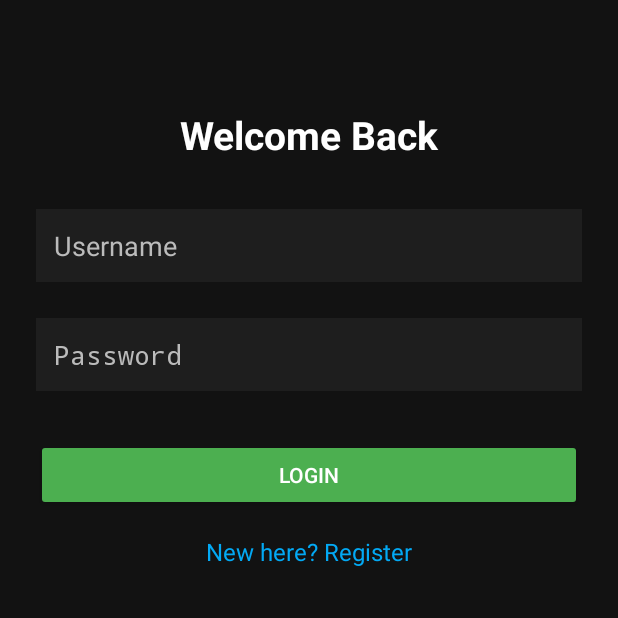
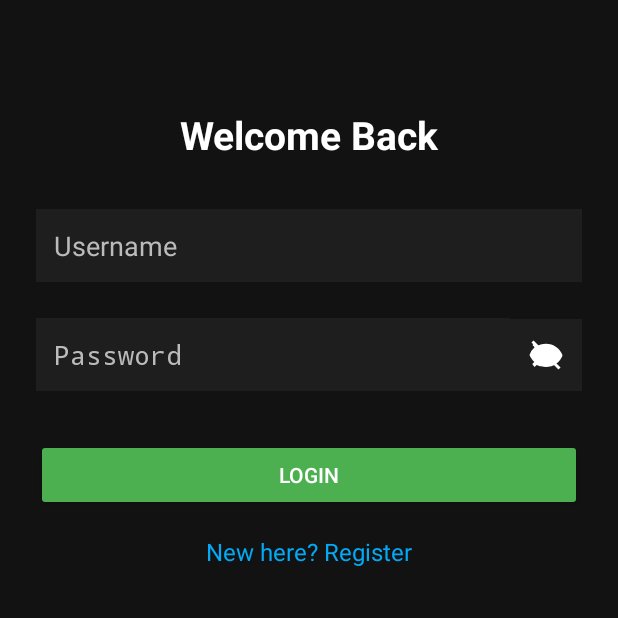
Before and after one commit to Riju-Saha/MoneySplit, an Android app built with Jetpack Compose: the screen it shows after launch (MainActivity), on a phone screen of 412 x 824 dp, the top half of it. Run offline under Robolectric (Android 15) with nearby library versions, the phone set to English and light mode, and no system bars.

Commit message:
Login ui improved

```diff
--- a/app/src/main/java/com/example/moneysplit/MainActivity.kt
+++ b/app/src/main/java/com/example/moneysplit/MainActivity.kt
@@ -2,12 +2,15 @@ package com.example.moneysplit
 
 import android.content.Intent
 import android.os.Bundle
+import android.text.InputType
 import android.util.Log
 import android.widget.Button
 import android.widget.EditText
 import android.widget.TextView
 import android.widget.Toast
 import androidx.activity.ComponentActivity
+import android.widget.ImageView
+
 
 class MainActivity : ComponentActivity() {
 
@@ -33,6 +36,23 @@ class MainActivity : ComponentActivity() {
             passwordInput = findViewById(R.id.passwordInput)
             loginButton = findViewById(R.id.loginButton)
             registerSwitch = findViewById(R.id.registerSwitch)
+
+            val passwordInput = findViewById<EditText>(R.id.passwordInput)
+            val passwordToggle = findViewById<ImageView>(R.id.passwordToggle)
+
+            var isPasswordVisible = false
+
+            passwordToggle.setOnClickListener {
+                isPasswordVisible = !isPasswordVisible
+                if (isPasswordVisible) {
+                    passwordInput.inputType = InputType.TYPE_TEXT_VARIATION_VISIBLE_PASSWORD
+                    passwordToggle.setImageResource(R.drawable.ic_eye_open) // eye open icon
+                } else {
+                    passwordInput.inputType = InputType.TYPE_CLASS_TEXT or InputType.TYPE_TEXT_VARIATION_PASSWORD
+                    passwordToggle.setImageResource(R.drawable.ic_eye_closed) // eye closed icon
+                }
+                passwordInput.setSelection(passwordInput.text.length)
+            }
 
             loginButton.setOnClickListener {
                 val username = usernameInput.text.toString().trim()
--- /dev/null
+++ b/app/src/main/res/drawable/ic_eye_closed.xml
@@ -0,0 +1,20 @@
+<?xml version="1.0" encoding="utf-8"?>
+<vector xmlns:android="http://schemas.android.com/apk/res/android"
+    android:width="24dp"
+    android:height="24dp"
+    android:viewportWidth="24"
+    android:viewportHeight="24">
+
+    <!-- Eye Shape -->
+    <path
+        android:fillColor="#FFFFFF"
+        android:pathData="M12 4.5C7 4.5 2.73 7.61 1 12c.74 1.79 1.85 3.36 3.24 4.61l-1.41 1.41L4.34 20l1.41-1.41A10.97 10.97 0 0 0 12 19.5c5 0 9.27-3.11 11-7.5a11.02 11.02 0 0 0-2.41-3.58L19 8.34A8.978 8.978 0 0 1 21 12c-1.5 3.57-5 6-9 6-1.72 0-3.32-.5-4.69-1.35l-1.41 1.41C7.62 19.5 9.72 20 12 20c5 0 9.27-3.11 11-7.5-1.73-4.39-6-7.5-11-7.5-2.28 0-4.38.5-6.17 1.41L4.34 4 3 5.34l1.41 1.41A10.97 10.97 0 0 0 1 12c.73 1.79 1.85 3.36 3.24 4.61L4.34 20l1.41-1.41A10.97 10.97 0 0 0 12 19.5c5 0 9.27-3.11 11-7.5-1.73-4.39-6-7.5-11-7.5z"/>
+
+    <!-- Slash Line -->
+    <path
+        android:strokeWidth="2"
+        android:strokeColor="#FFFFFF"
+        android:fillColor="@android:color/transparent"
+        android:pathData="M3 3L21 21" />
+
+</vector>
--- /dev/null
+++ b/app/src/main/res/drawable/ic_eye_open.xml
@@ -0,0 +1,17 @@
+<?xml version="1.0" encoding="utf-8"?>
+<vector xmlns:android="http://schemas.android.com/apk/res/android"
+    android:width="24dp"
+    android:height="24dp"
+    android:viewportWidth="24"
+    android:viewportHeight="24">
+
+    <!-- Eye Outline -->
+    <path
+        android:fillColor="#FFFFFF"
+        android:pathData="M12 4.5C7 4.5 2.73 7.61 1 12c1.73 4.39 6 7.5 11 7.5s9.27-3.11 11-7.5c-1.73-4.39-6-7.5-11-7.5zm0 13c-3.03 0-5.5-2.47-5.5-5.5S8.97 6.5 12 6.5s5.5 2.47 5.5 5.5-2.47 5.5-5.5 5.5z"/>
+
+    <!-- Pupil -->
+    <path
+        android:fillColor="#FFFFFF"
+        android:pathData="M12 9a3 3 0 1 0 0 6 3 3 0 0 0 0-6z"/>
+</vector>
--- a/app/src/main/res/layout/login.xml
+++ b/app/src/main/res/layout/login.xml
@@ -50,11 +50,28 @@
         android:padding="12dp"
         android:textColor="#FFFFFF"
         android:textColorHint="#BBBBBB"
-        app:layout_constraintEnd_toEndOf="parent"
+        app:layout_constraintEnd_toStartOf="@id/passwordToggle"
         app:layout_constraintStart_toStartOf="parent"
         app:layout_constraintTop_toBottomOf="@id/usernameInput" />
 
+    <!-- Eye Icon -->
+
     <!-- Login Button -->
+
+    <ImageView
+        android:id="@+id/passwordToggle"
+        android:layout_width="wrap_content"
+        android:layout_height="wrap_content"
+        android:layout_marginTop="24dp"
+        android:background="#1E1E1E"
+        android:contentDescription="Show/Hide Password"
+        android:padding="12dp"
+        android:src="@drawable/ic_eye_closed"
+        app:layout_constraintBottom_toBottomOf="@id/passwordInput"
+        app:layout_constraintEnd_toEndOf="parent"
+        app:layout_constraintTop_toTopOf="@id/passwordInput"
+        app:layout_constraintVertical_bias="1.0" />
+
     <Button
         android:id="@+id/loginButton"
         android:layout_width="0dp"
```
